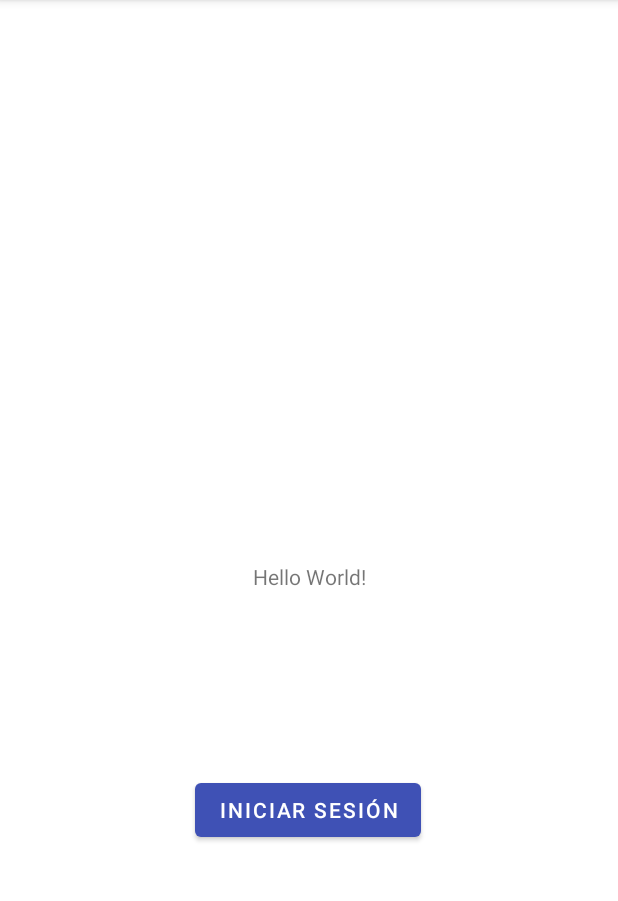
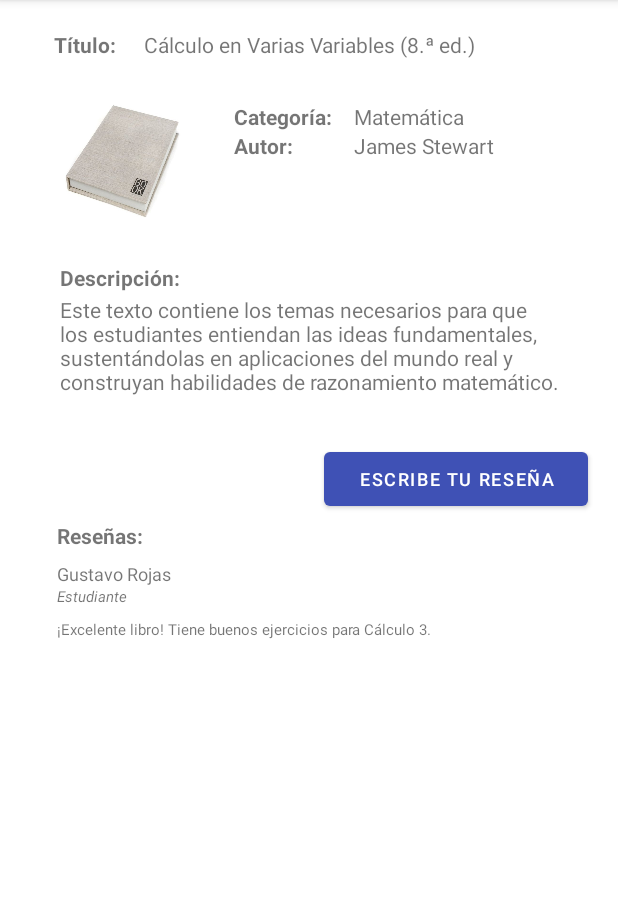
Before and after one commit to Jhonatan-Polar/MovilesA, an Android app: the screen it shows after launch (MainActivity), on a phone screen of 412 x 824 dp, the part 84-985 px from its top. Run offline under Robolectric (Android 15) with nearby library versions, the phone set to English and light mode, and no system bars.

Commit message:
Listar datos de un libro (falta integrar)

```diff
--- a/app/src/main/java/pe/edu/pucp/proyecto/MainActivity.kt
+++ b/app/src/main/java/pe/edu/pucp/proyecto/MainActivity.kt
@@ -3,28 +3,42 @@ package pe.edu.pucp.proyecto
 import android.content.Intent
 import androidx.appcompat.app.AppCompatActivity
 import android.os.Bundle
+import pe.edu.pucp.proyecto.databinding.FragmentBookBinding
 import pe.edu.pucp.proyecto.databinding.ActivityMainBinding
+
 
 var usuarios = mutableListOf<Usuario>()
 var libros = mutableListOf<Libro>()
 
+
 class MainActivity : AppCompatActivity() {
 
-    private lateinit var binding: ActivityMainBinding
+    private lateinit var binding: FragmentBookBinding
     private var REQUEST_CODE = 1234
+
 
     override fun onCreate(savedInstanceState: Bundle?) {
         super.onCreate(savedInstanceState)
-        binding = ActivityMainBinding.inflate(layoutInflater)
+        binding = FragmentBookBinding.inflate(layoutInflater)
         setContentView(binding.root)
         // Crear usuarios y libros
         crearUsuariosLibrosyResenias()
 
         // Iniciar Sesión
-        binding.btnIniciarSesion.setOnClickListener {
+        //binding.btnIniciarSesion.setOnClickListener {
             // Si el usuario y contraseña son correctos:
-            iniciarSesion()
-        }
+        //    iniciarSesion()
+        //}
+
+        //Ejemplo:: Llenar datos del libro(depende de la vista busqueda para llenar por el id de la lista)
+        binding.vtitulo.setText(libros.get(0).titulo)
+        binding.vcategoria.setText(libros.get(0).categoria)
+        binding.vautor.setText(libros.get(0).autor)
+        binding.vdescripcion.setText(libros.get(0).descripcion)
+
+        binding.vusuario.setText(libros.get(0).resenias.get(0).usuario.nombre)
+        binding.vrol.setText(libros.get(0).resenias.get(0).usuario.rol)
+        binding.vcomentario.setText(libros.get(0).resenias.get(0).comentario)
     }
 
     private fun iniciarSesion(){
@@ -39,7 +53,7 @@ class MainActivity : AppCompatActivity() {
         usuarios.add(Usuario("Leandro Lazo"  ,"Docente"))
 
         libros.add(Libro("Cálculo en Varias Variables (8.ª ed.)",
-            "James Stewart","","Matemática"))
+            "James Stewart","Este texto contiene los temas necesarios para que los estudiantes entiendan las ideas fundamentales, sustentándolas en aplicaciones del mundo real y construyan habilidades de razonamiento matemático.","Matemática"))
         libros.add(Libro("Física Universitaria Vol. I",
             "Francis W. Sears","","Física"))
         libros.add(Libro("Química (primera edición)",
```
